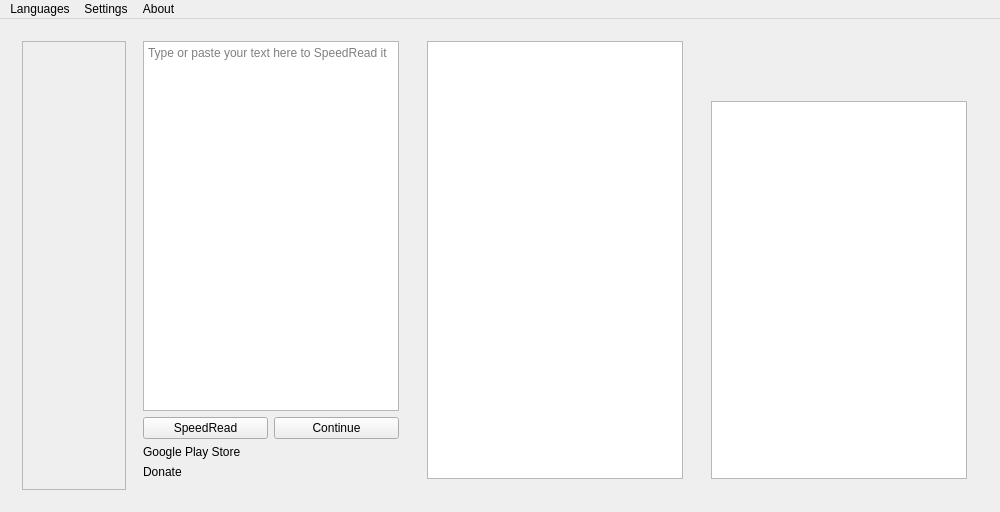
ScoreUnder/SpeedReader, file mainwindow.ui: the form before one commit.
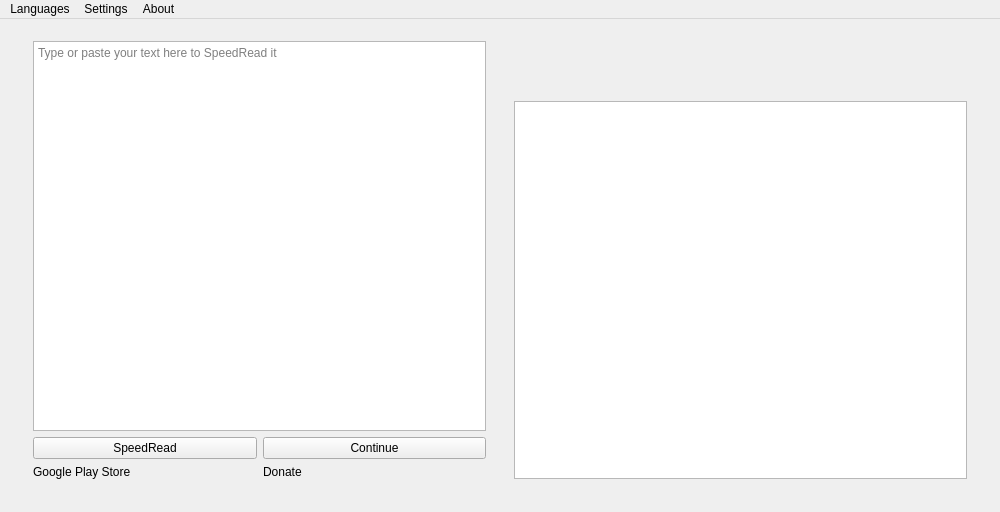
The form after the commit.

```diff
--- a/mainwindow.ui
+++ b/mainwindow.ui
@@ -42,23 +42,6 @@
        <layout class="QHBoxLayout" name="startPageLayout" stretch="1,2">
         <item>
          <layout class="QHBoxLayout" name="startPageWidget">
-          <item>
-           <widget class="QScrollArea" name="navigationDrawerScrollArea">
-            <property name="widgetResizable">
-             <bool>true</bool>
-            </property>
-            <widget class="QWidget" name="navigationDrawerScrollAreaWidget">
-             <property name="geometry">
-              <rect>
-               <x>0</x>
-               <y>0</y>
-               <width>120</width>
-               <height>449</height>
-              </rect>
-             </property>
-            </widget>
-           </widget>
-          </item>
           <item>
            <widget class="QWidget" name="pasteWidget" native="true">
             <layout class="QVBoxLayout" name="pasteWidgetLayout">
@@ -100,6 +83,8 @@
               </layout>
              </item>
              <item>
+              <layout class="QHBoxLayout" name="horizontalLayout_2">
+               <item>
               <widget class="QLabel" name="googlePlayStoreLabel">
                <property name="text">
                 <string>Google Play Store</string>
@@ -132,26 +117,6 @@
               </widget>
              </item>
             </layout>
-           </widget>
-          </item>
-          <item>
-           <widget class="QWidget" name="rssWidget" native="true">
-            <layout class="QVBoxLayout" name="rssWidgetLayout">
-             <property name="topMargin">
-              <number>0</number>
-             </property>
-             <item>
-              <widget class="QListWidget" name="rssListWidget">
-               <property name="iconSize">
-                <size>
-                 <width>80</width>
-                 <height>80</height>
-                </size>
-               </property>
-               <property name="wordWrap">
-                <bool>true</bool>
-               </property>
-              </widget>
              </item>
             </layout>
            </widget>
```
Left out of the diff: 12 changed lines with no effect on the pictures. Lines whose indentation alone changed are shown as unchanged.
